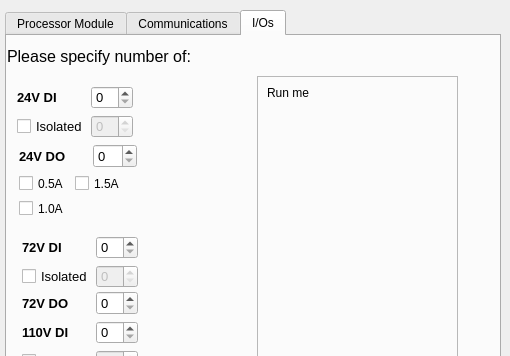
WRooke/PC3Configurator, file untitled.ui: the form before one commit; both pictures show x 0 to 510 and y 0 to 356 of the 510 by 718 pixel window.
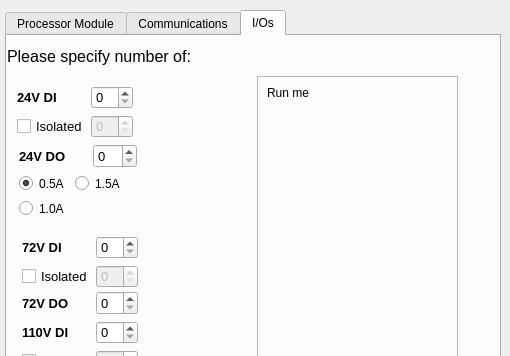
The form after the commit.

Commit message:
Implemented radio buttons for DO24 current selection
Optimisation needs improvement

Diff of the .ui file:
```diff
--- a/untitled.ui
+++ b/untitled.ui
@@ -517,7 +517,7 @@
       </item>
      </layout>
     </widget>
-    <widget class="QWidget" name="">
+    <widget class="QWidget" name="layoutWidget">
      <property name="geometry">
       <rect>
        <x>15</x>
@@ -667,7 +667,7 @@
       </item>
      </layout>
     </widget>
-    <widget class="QWidget" name="">
+    <widget class="QWidget" name="layoutWidget">
      <property name="geometry">
       <rect>
        <x>15</x>
@@ -736,7 +736,7 @@
       </item>
      </layout>
     </widget>
-    <widget class="QWidget" name="">
+    <widget class="QWidget" name="layoutWidget">
      <property name="geometry">
       <rect>
        <x>12</x>
@@ -788,26 +788,29 @@
       <item>
        <layout class="QFormLayout" name="DO24Checkboxes">
         <item row="0" column="0">
-         <widget class="QCheckBox" name="DO_A05">
+         <widget class="QRadioButton" name="DO_A05">
           <property name="text">
            <string>0.5A</string>
           </property>
-         </widget>
-        </item>
-        <item row="0" column="1">
-         <widget class="QCheckBox" name="DO_A15">
-          <property name="text">
-           <string>1.5A</string>
+          <property name="checked">
+           <bool>true</bool>
           </property>
          </widget>
         </item>
         <item row="1" column="0">
-         <widget class="QCheckBox" name="DO_A10">
+         <widget class="QRadioButton" name="DO_A10">
           <property name="text">
            <string>1.0A</string>
           </property>
          </widget>
         </item>
+        <item row="0" column="1">
+         <widget class="QRadioButton" name="DO_A15">
+          <property name="text">
+           <string>1.5A</string>
+          </property>
+         </widget>
+        </item>
        </layout>
       </item>
      </layout>
```
The commit also changes 5 other files.
